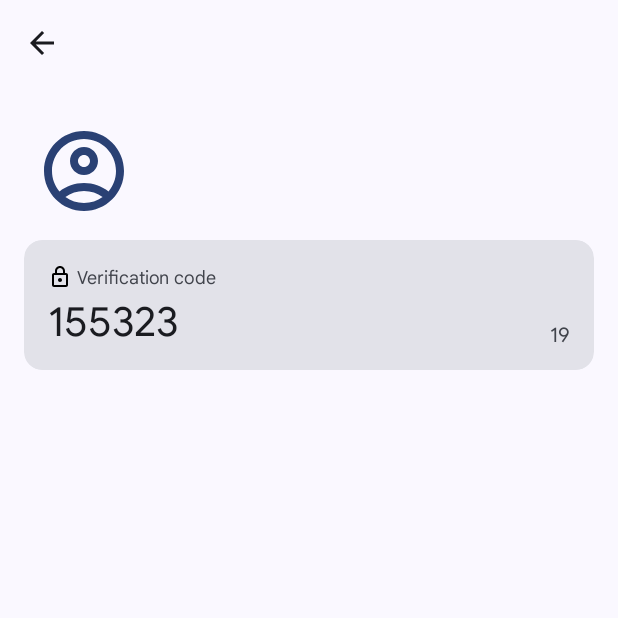
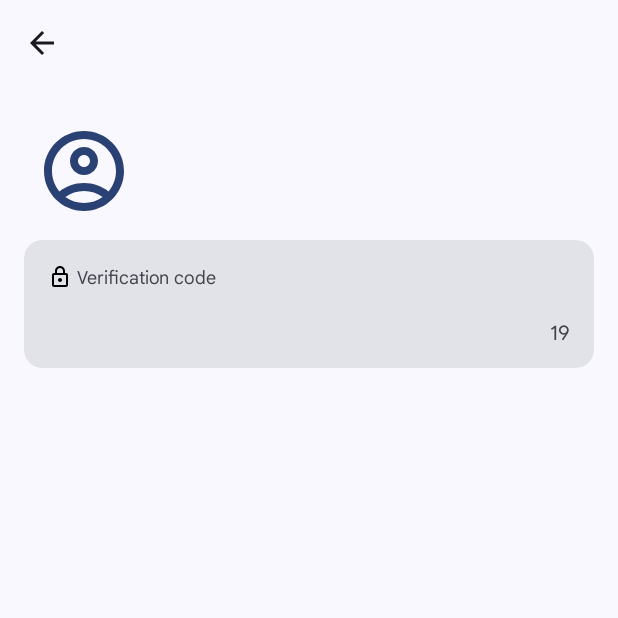
Before and after one commit to CominAtYou/Negi, an Android app: the AccountDetailsActivity screen opened directly, with no data from a screen before it, on a phone screen of 412 x 824 dp, the top half of it. Run offline under Robolectric (Android 15) with nearby library versions, the phone set to English and light mode, and no system bars; libraries missing offline, so code that uses them is left out: de.taimos.totp; 4 statements that could not run were skipped.

Commit message:
Remove hard-coded text from activity_account_details.xml

```diff
--- a/app/src/main/res/layout/activity_account_details.xml
+++ b/app/src/main/res/layout/activity_account_details.xml
@@ -119,6 +119,7 @@
                         android:layout_height="16dp"
                         app:layout_constraintStart_toStartOf="parent"
                         app:layout_constraintTop_toTopOf="parent"
+                        android:importantForAccessibility="no"
                         app:layout_constraintBottom_toBottomOf="@id/card_label"
                         android:src="@drawable/outline_lock_24" />
 
@@ -144,7 +145,7 @@
                         app:layout_constraintTop_toBottomOf="@id/card_label"
                         android:textSize="28sp"
                         android:layout_marginTop="3dp"
-                        android:text="155323" />
+                        tools:text="155323" />
 
                     <TextView
                         android:layout_width="wrap_content"
```
